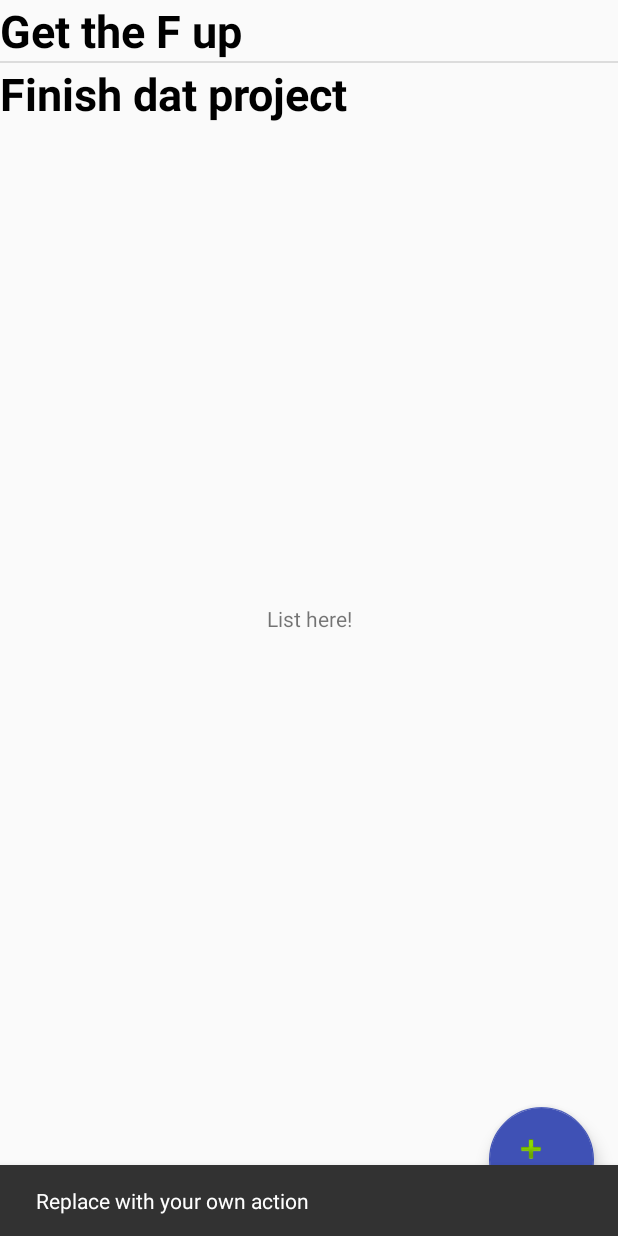
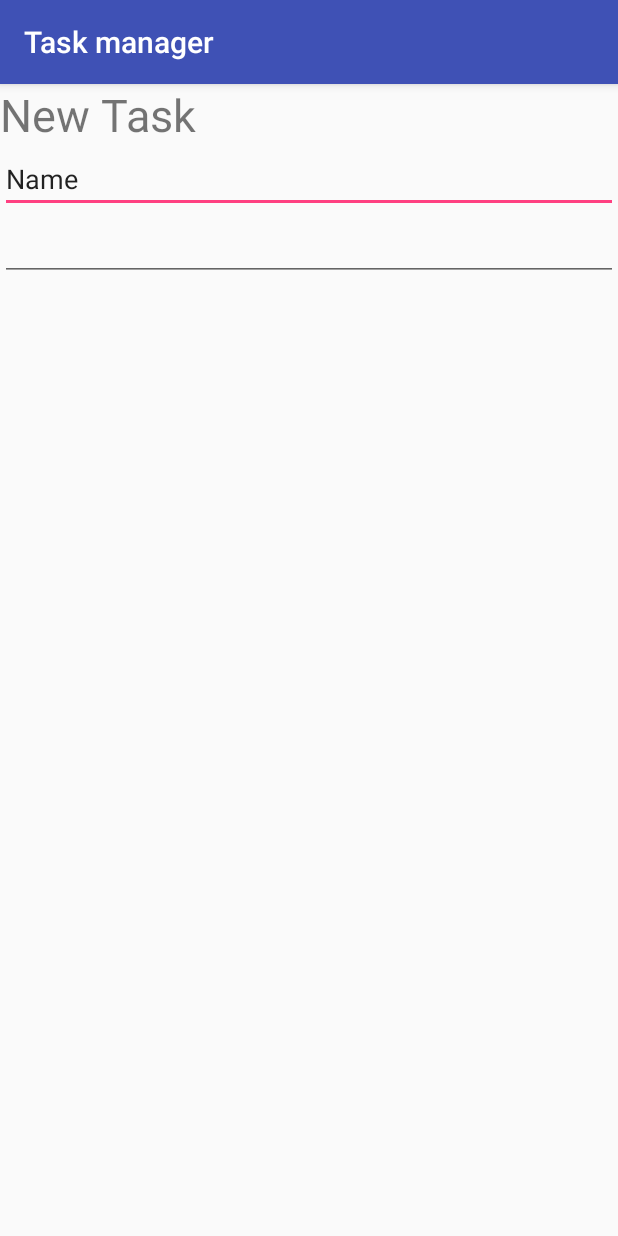
Before and after one commit to Kwakwaouaite/task_manager, an Android app: the screen it shows after launch (DisplayTask before the commit, CreateTaskActivity after it), after a tap on an icon or button, on a phone screen of 412 x 824 dp. Run offline under Robolectric (Android 15) with nearby library versions, the phone set to English and light mode, and no system bars.

Commit message:
Change screen is up

```diff
--- /dev/null
+++ b/Taskmanager/app/src/main/java/com/manzanart/albick/taskmanager/CreateTaskActivity.java
@@ -0,0 +1,27 @@
+package com.manzanart.albick.taskmanager;
+
+import android.graphics.Color;
+import android.os.Bundle;
+import android.support.v7.app.AppCompatActivity;
+import android.widget.ListView;
+
+import java.util.ArrayList;
+import java.util.Calendar;
+import java.util.List;
+
+/**
+ * Created by 4223 on 05/12/2017.
+ */
+
+
+    public class CreateTaskActivity extends AppCompatActivity {
+
+
+        @Override
+        protected void onCreate(Bundle savedInstanceState) {
+            super.onCreate(savedInstanceState);
+            setContentView(R.layout.add_task);
+
+             }
+
+    }
--- a/Taskmanager/app/src/main/java/com/manzanart/albick/taskmanager/DisplayTask.java
+++ b/Taskmanager/app/src/main/java/com/manzanart/albick/taskmanager/DisplayTask.java
@@ -1,5 +1,6 @@
 package com.manzanart.albick.taskmanager;
 
+import android.content.Intent;
 import android.graphics.Color;
 import android.os.Bundle;
 import android.support.design.widget.FloatingActionButton;
@@ -9,6 +10,7 @@ import android.support.v7.widget.Toolbar;
 import android.view.View;
 import android.view.Menu;
 import android.view.MenuItem;
+import android.widget.Button;
 import android.widget.ListView;
 
 import java.util.ArrayList;
@@ -26,12 +28,14 @@ public class DisplayTask extends AppCompatActivity {
         Toolbar toolbar = (Toolbar) findViewById(R.id.toolbar);
         setSupportActionBar(toolbar);
 
+
+
        FloatingActionButton fab = (FloatingActionButton) findViewById(R.id.add_button);
         fab.setOnClickListener(new View.OnClickListener() {
             @Override
             public void onClick(View view) {
-                Snackbar.make(view, "Replace with your own action", Snackbar.LENGTH_LONG)
-                        .setAction("Action", null).show();
+                Intent i = new Intent(view.getContext(), CreateTaskActivity.class);
+                startActivity(i);
             }
         });
         mListView = (ListView) findViewById(R.id.list);
--- a/Taskmanager/app/src/main/res/layout/add_task.xml
+++ b/Taskmanager/app/src/main/res/layout/add_task.xml
@@ -13,8 +13,18 @@
         android:layout_width="match_parent"
         android:layout_height="wrap_content"
         android:text="Name"
-        android:layout_below="@id/title_newTask"/>
+        android:layout_below="@id/title_newTask"
+        android:id="@+id/editText" />
 
+    <EditText
+        android:id="@+id/editText2"
+        android:layout_width="match_parent"
+        android:layout_height="wrap_content"
+        android:layout_alignParentLeft="true"
+        android:layout_alignParentStart="true"
+        android:layout_below="@+id/editText"
+        android:ems="10"
+        android:inputType="date" />
 
 
 </RelativeLayout>
--- a/Taskmanager/build.gradle
+++ b/Taskmanager/build.gradle
@@ -5,7 +5,7 @@ buildscript {
         jcenter()
     }
     dependencies {
-        classpath 'com.android.tools.build:gradle:2.3.3'
+        classpath 'com.android.tools.build:gradle:3.0.1'
 
         // NOTE: Do not place your application dependencies here; they belong
         // in the individual module build.gradle files
```
Also changed, not shown: Taskmanager/app/src/main/AndroidManifest.xml (+4 -5 lines), Taskmanager/app/src/main/java/com/manzanart/albick/taskmanager/MainActivity.java (deleted, +0 -39 lines), Taskmanager/gradle/wrapper/gradle-wrapper.properties.
